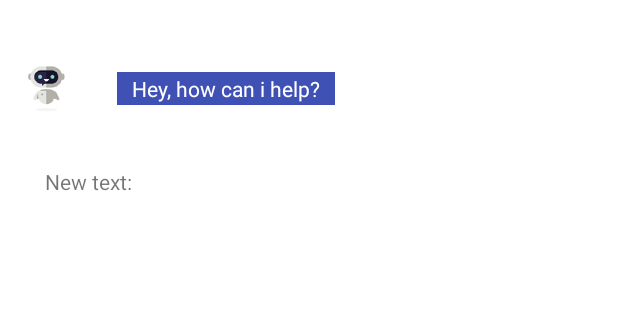
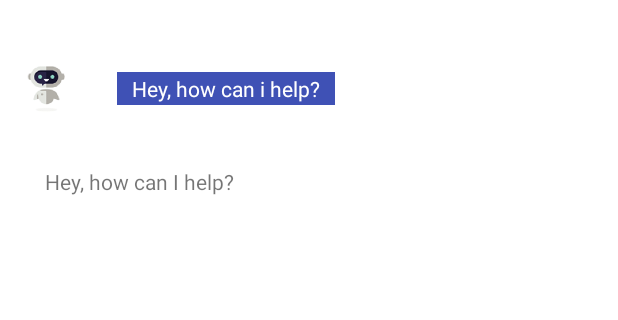
Before and after one commit to EdwardDunn/java-bot, an Android app: the screen it shows after launch (MainActivity), after a tap on "ASK", on a phone screen of 412 x 824 dp, the part 156-476 px from its top. Run offline under Robolectric (Android 15) with nearby library versions, the phone set to English and light mode, and no system bars.

Commit message:
Testing with chatbot function for parse int question

```diff
--- a/app/src/main/java/abertay/ac/uk/java_bot_app/MainActivity.java
+++ b/app/src/main/java/abertay/ac/uk/java_bot_app/MainActivity.java
@@ -1,11 +1,18 @@
+/**
+ * MainActivity
+ * The MainActivity class provides the chat bot features to the app.
+ * The user can enter a question and a response is calculated and sent back.
+ **
+ * @author  Edward Dunn
+ * @version 1.0
+ */
+
 package abertay.ac.uk.java_bot_app;
 
-import android.app.ActionBar;
 import android.support.v7.app.AppCompatActivity;
 import android.os.Bundle;
 import android.view.ViewGroup.LayoutParams;
 import android.view.View;
-import android.view.ViewGroup;
 import android.widget.Button;
 import android.widget.EditText;
 import android.widget.LinearLayout;
@@ -25,6 +32,9 @@ public class MainActivity extends AppCompatActivity implements View.OnClickListe
         setupUIViews();
 
         ask_btn.setOnClickListener(this);
+
+        // Initiates chat bot with param indicating start of chat
+        getChatBotResponse("onstart");
     }
 
     private void setupUIViews(){
@@ -44,22 +54,40 @@ public class MainActivity extends AppCompatActivity implements View.OnClickListe
     @Override
     public void onClick(View view){
         if(view.getId() == R.id.main_btn_ask){
+            // Create new TextView with text entered into question field in questions layout
             String question = "";
             question  = question_field.getText().toString();
-            layout.addView(createNewTextView(question));
+            getChatBotResponse(question);
 
         }else{
 
         }
     }
 
+    /**
+     * Function used to create new TextView on click on ask question button
+     * @param text
+     * @return TextView
+     */
     private TextView createNewTextView(String text){
-
         final LayoutParams lparams = new LayoutParams(LayoutParams.WRAP_CONTENT, LayoutParams.WRAP_CONTENT);
         final TextView textView = new TextView(this);
         textView.setLayoutParams(lparams);
-        textView.setText("New text: " + text);
+        textView.setText(text);
         return textView;
+    }
+
+    private void getChatBotResponse(String question){
+        // If question has not value assigned 'empty' to it
+
+        question = question.toLowerCase();
+
+       if(question.contains("onstart")){
+            layout.addView(createNewTextView("Hey, how can I help?"));
+        }
+        else if(question.contains("parse") && question.contains("int")) {
+            layout.addView(createNewTextView("int b = Integer.parseInt(\"444\",16);"));
+        }
 
     }
 }
```
Also changed, not shown: app/src/main/java/abertay/ac/uk/java_bot_app/SolutionActivity.java (+10 -0 lines).
